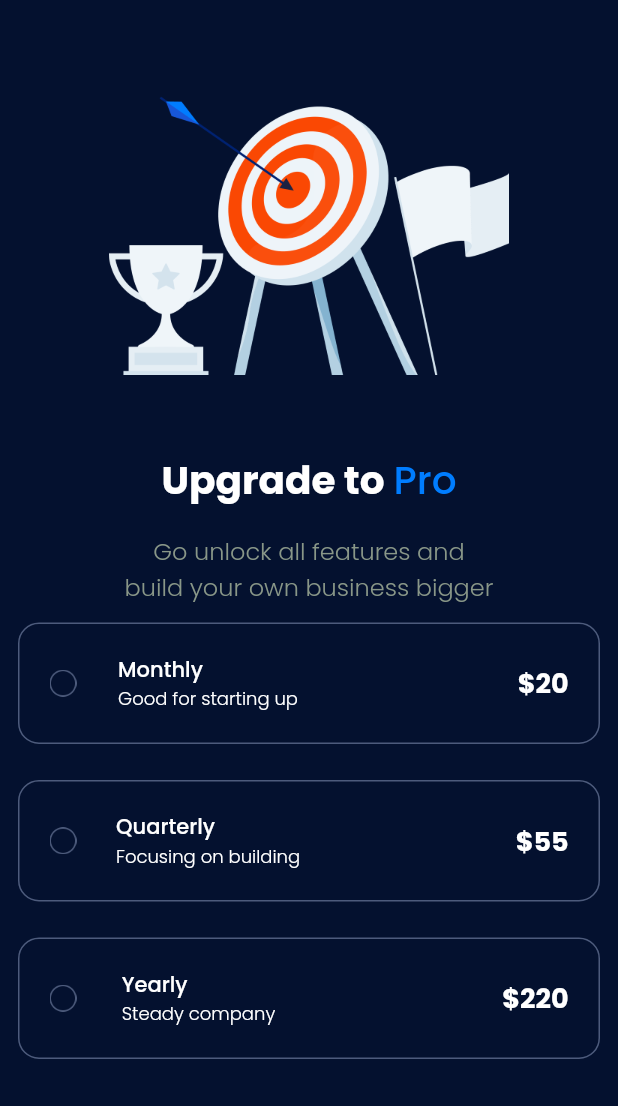
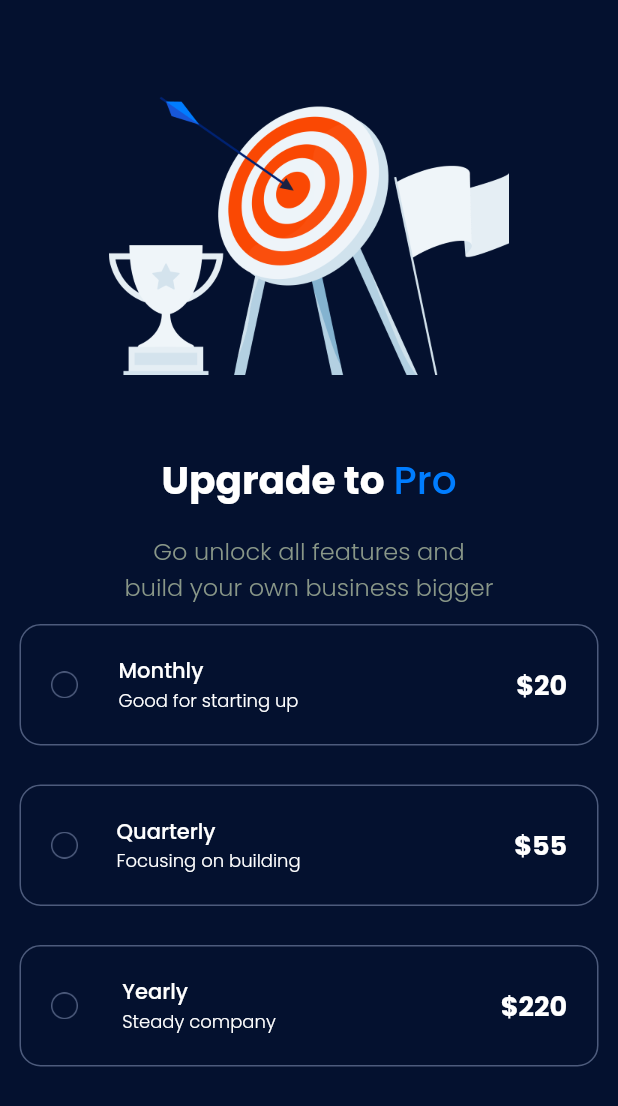
Before and after one commit to anugrahsputra/payment_app, a Flutter app: the screen it shows after launch, on a phone screen of 412 x 824 dp. Shown: the top 1106 px of the screen. Run offline on Flutter 3.47's test engine with Material 2 defaults, Android fonts, the phone set to English and light mode, and no system bars; our stand-ins replace google_fonts.

Commit message:
Add Widget Option

```diff
--- a/lib/main.dart
+++ b/lib/main.dart
@@ -24,7 +24,7 @@ class _PaymentAppState extends State<PaymentApp> {
         },
         child: Container(
           padding: EdgeInsets.all(20),
-          margin: EdgeInsets.all(12),
+          margin: EdgeInsets.all(13),
           decoration: BoxDecoration(
             borderRadius: BorderRadius.circular(14),
             border: Border.all(
```
